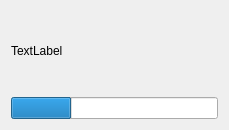
Qt form Client/thermometer.ui (zekiyou/QtDbusDemo) before a commit.
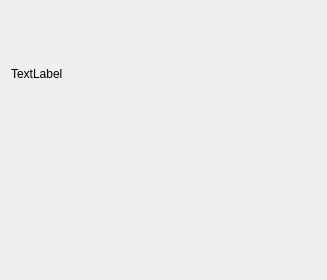
The same form after that commit. Custom widgets are drawn as their Qt base class.

The edit to the form file:
```diff
--- a/Client/thermometer.ui
+++ b/Client/thermometer.ui
@@ -6,15 +6,13 @@
    <rect>
     <x>0</x>
     <y>0</y>
-    <width>229</width>
-    <height>130</height>
+    <width>327</width>
+    <height>280</height>
    </rect>
   </property>
   <property name="windowTitle">
    <string>检测结果</string>
   </property>
-  <layout class="QGridLayout" name="gridLayout_2">
-   <item row="0" column="0">
     <layout class="QGridLayout" name="gridLayout">
      <item row="0" column="0">
       <widget class="QLabel" name="label">
@@ -24,31 +22,17 @@
       </widget>
      </item>
      <item row="1" column="0">
-      <widget class="QProgressBar" name="progressBar">
-       <property name="layoutDirection">
-        <enum>Qt::LeftToRight</enum>
-       </property>
-       <property name="minimum">
-        <number>0</number>
-       </property>
-       <property name="maximum">
-        <number>100</number>
-       </property>
-       <property name="value">
-        <number>29</number>
-       </property>
-       <property name="orientation">
-        <enum>Qt::Horizontal</enum>
-       </property>
-       <property name="format">
-        <string/>
-       </property>
-      </widget>
-     </item>
-    </layout>
-   </item>
-  </layout>
+    <widget class="MyThermometer" name="myThermometer"/>
+   </item>
+  </layout>
  </widget>
+ <customwidgets>
+  <customwidget>
+   <class>MyThermometer</class>
+   <extends>QWidget</extends>
+   <header>mythermometer.h</header>
+  </customwidget>
+ </customwidgets>
  <resources/>
  <connections/>
 </ui>
```
Lines whose indentation alone changed are shown as unchanged.
